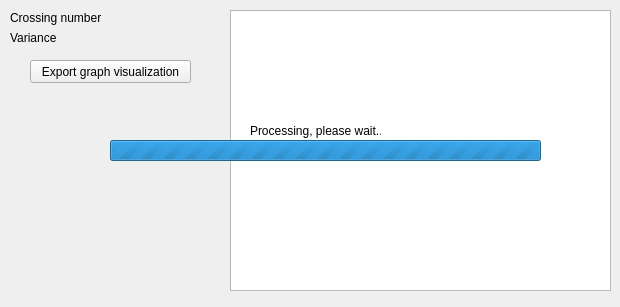
This is GraphCombEx/evovisform.ui in davidchalupa/GraphCombEx as Qt 5 draws it before an edit. The edited form follows.
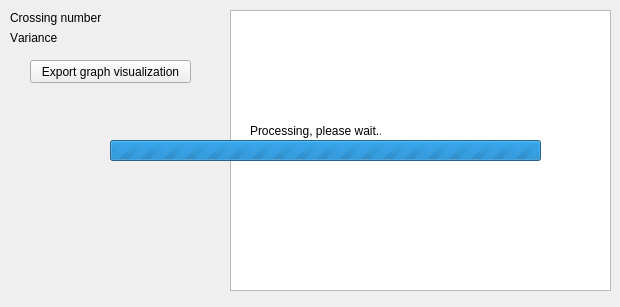
This is the edited form.

```diff
--- a/GraphCombEx/evovisform.ui
+++ b/GraphCombEx/evovisform.ui
@@ -10,6 +10,11 @@
     <height>307</height>
    </rect>
   </property>
+  <property name="font">
+   <font>
+    <kerning>false</kerning>
+   </font>
+  </property>
   <property name="windowTitle">
    <string>Crossing Minimization</string>
   </property>
```
